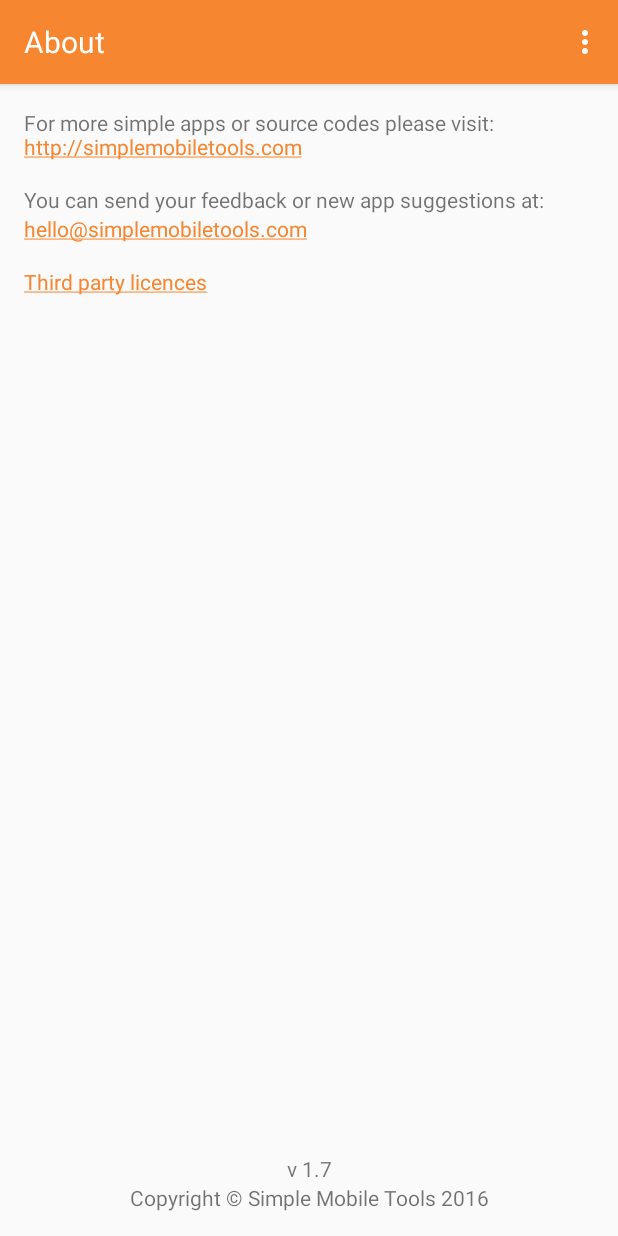
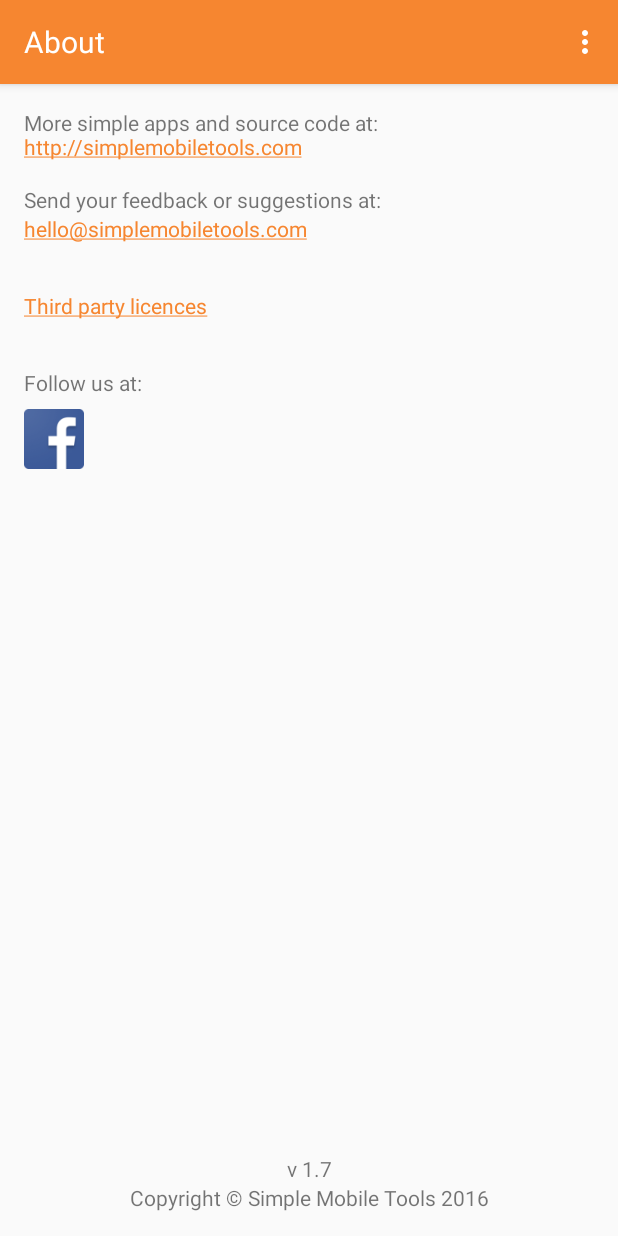
Before and after one commit to SimpleMobileTools/Simple-Camera, an Android app: the AboutActivity screen opened directly, with no data from a screen before it, on a phone screen of 412 x 824 dp. Run offline under Robolectric (Android 15) with nearby library versions, the phone set to English and light mode, and no system bars; our stand-ins replace ButterKnife.

Commit message:
add a Facebook link to About section

```diff
--- a/app/src/main/java/com/simplemobiletools/camera/activities/AboutActivity.java
+++ b/app/src/main/java/com/simplemobiletools/camera/activities/AboutActivity.java
@@ -2,6 +2,7 @@ package com.simplemobiletools.camera.activities;
 
 import android.content.Intent;
 import android.content.res.Resources;
+import android.net.Uri;
 import android.os.Bundle;
 import android.support.v7.app.AppCompatActivity;
 import android.text.Html;
@@ -81,4 +82,15 @@ public class AboutActivity extends AppCompatActivity {
         final Intent intent = new Intent(getApplicationContext(), LicenseActivity.class);
         startActivity(intent);
     }
+
+    @OnClick(R.id.about_facebook)
+    public void facebookClicked() {
+        String link = "https://www.facebook.com/simplemobiletools";
+        try {
+            getPackageManager().getPackageInfo("com.facebook.katana", 0);
+            link = "fb://page/150270895341774";
+        } catch (Exception ignored) {
+        }
+        startActivity(new Intent(Intent.ACTION_VIEW, Uri.parse(link)));
+    }
 }
--- a/app/src/main/res/layout/activity_about.xml
+++ b/app/src/main/res/layout/activity_about.xml
@@ -33,10 +33,27 @@
         android:layout_width="match_parent"
         android:layout_height="wrap_content"
         android:layout_below="@+id/about_email"
+        android:layout_marginTop="@dimen/activity_margin"
         android:paddingBottom="@dimen/activity_margin"
         android:paddingTop="@dimen/activity_margin"
         android:text="@string/third_party_licences_underlined"
         android:textColor="@color/colorPrimary"/>
+
+    <TextView
+        android:id="@+id/about_follow_us"
+        android:layout_width="match_parent"
+        android:layout_height="wrap_content"
+        android:layout_below="@+id/about_license"
+        android:paddingBottom="@dimen/social_padding"
+        android:paddingTop="@dimen/activity_margin"
+        android:text="@string/follow_us"/>
+
+    <ImageView
+        android:id="@+id/about_facebook"
+        android:layout_width="@dimen/social_logo"
+        android:layout_height="@dimen/social_logo"
+        android:layout_below="@+id/about_follow_us"
+        android:src="@mipmap/facebook"/>
 
     <TextView
         android:id="@+id/about_version"
--- a/app/src/main/res/values/dimens.xml
+++ b/app/src/main/res/values/dimens.xml
@@ -4,4 +4,6 @@
     <dimen name="side_icon_padding">12dp</dimen>
     <dimen name="icon_size">56dp</dimen>
     <dimen name="settings_padding">8dp</dimen>
+    <dimen name="social_padding">8dp</dimen>
+    <dimen name="social_logo">40dp</dimen>
 </resources>
--- a/app/src/main/res/values/strings.xml
+++ b/app/src/main/res/values/strings.xml
@@ -19,10 +19,11 @@
 
     <!-- About -->
     <string name="about">About</string>
-    <string name="website">For more simple apps or source codes please visit:\nhttp://simplemobiletools.com</string>
-    <string name="email_label">You can send your feedback or new app suggestions at:</string>
+    <string name="website">More simple apps and source code at:\nhttp://simplemobiletools.com</string>
+    <string name="email_label">Send your feedback or suggestions at:</string>
     <string name="email">hello@simplemobiletools.com</string>
     <string name="third_party_licences_underlined"><u>Third party licences</u></string>
+    <string name="follow_us">Follow us at:</string>
     <string name="version">v %1$s</string>
     <string name="copyright">Copyright © Simple Mobile Tools %1$d</string>
 
```
Also changed, not shown: app/src/main/res/mipmap-hdpi/facebook.png (added), app/src/main/res/mipmap-mdpi/facebook.png (added), app/src/main/res/mipmap-xhdpi/facebook.png (added), app/src/main/res/mipmap-xxhdpi/facebook.png (added), app/src/main/res/mipmap-xxxhdpi/facebook.png (added).
